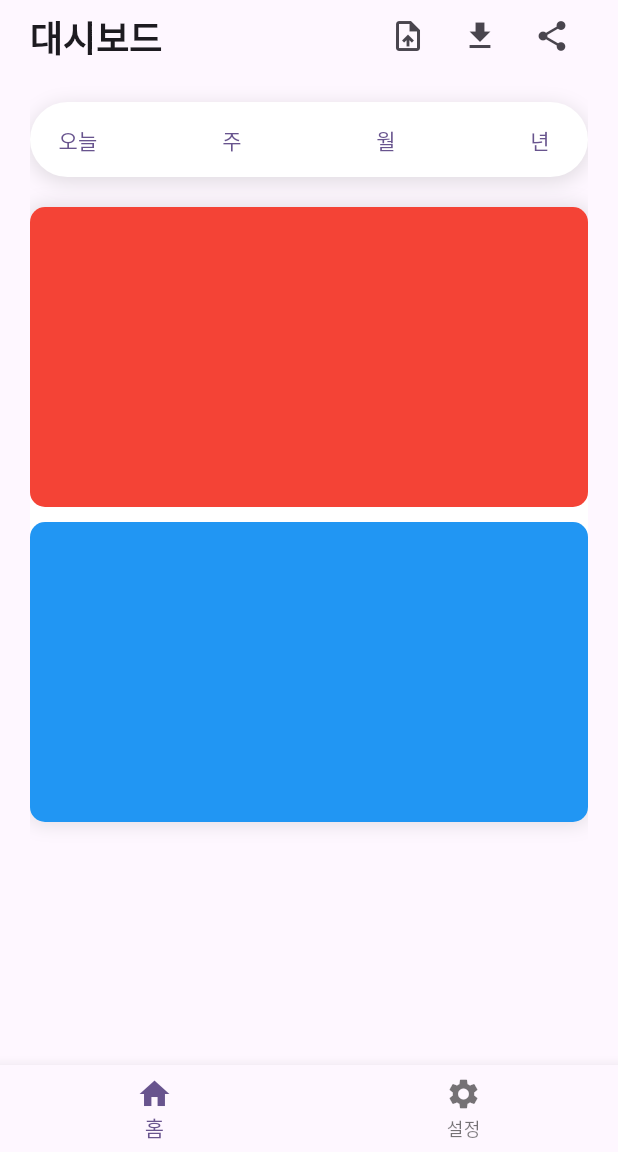
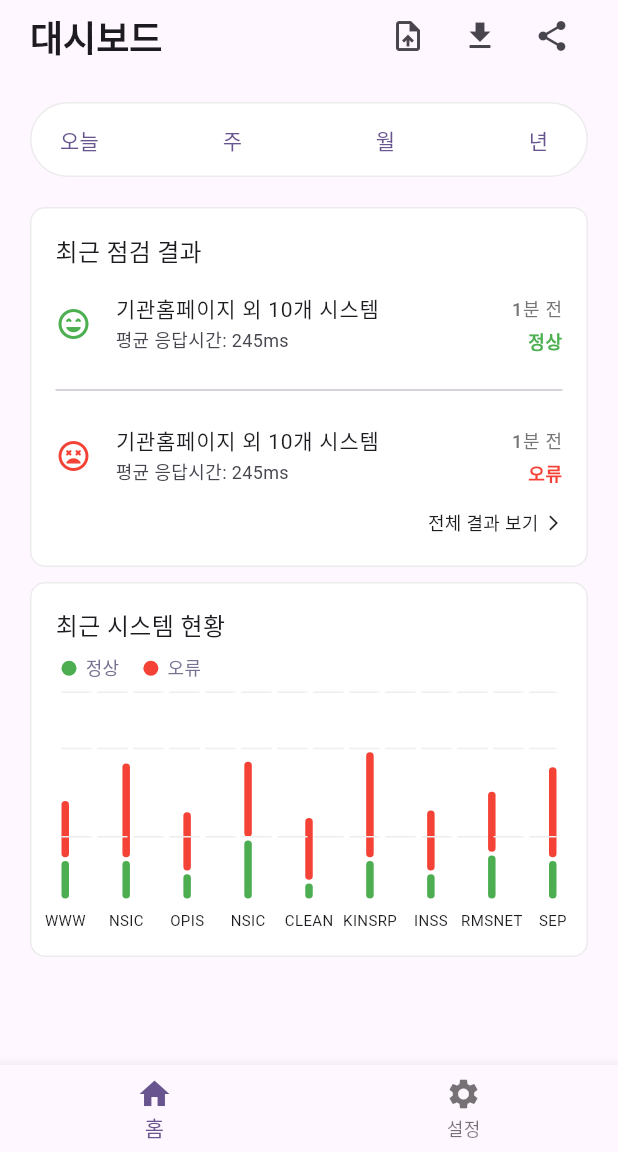
Before and after one commit to J1NWAN/url_check, a Flutter app: the screen it shows after launch, on a phone screen of 412 x 824 dp, the part 84-1236 px from its top. Run offline on Flutter 3.47's test engine with Material 3 defaults, Android fonts, the phone set to English and light mode, and no system bars; drawn by our look-alikes of fl_chart; our stand-ins replace dropdown_button2, flutter_riverpod, riverpod_annotation; generated files the repository leaves out were written again.

Commit message:
style: 홈 대시보드 위젯 디자인 수정
- 최근 점검 결과 위젯 추가
- 최근 시스템 현황 위젯 추가

```diff
--- a/lib/features/home/view/dashboard_screen.dart
+++ b/lib/features/home/view/dashboard_screen.dart
@@ -1,4 +1,6 @@
 import 'package:flutter/material.dart';
+import 'package:flutter/widgets.dart';
+import 'package:url_check/features/home/widget/chart_widget.dart';
 
 class DashboardScreen extends StatelessWidget {
   const DashboardScreen({super.key});
@@ -28,15 +30,8 @@ class DashboardScreen extends StatelessWidget {
                 height: 50,
                 decoration: BoxDecoration(
                   borderRadius: BorderRadius.circular(30),
+                  border: Border.all(color: Colors.grey.withOpacity(0.2)),
                   color: Colors.white,
-                  boxShadow: [
-                    BoxShadow(
-                      color: Colors.grey.withOpacity(0.3),
-                      spreadRadius: 1,
-                      blurRadius: 10,
-                      offset: const Offset(0, 3),
-                    ),
-                  ],
                 ),
                 child: Row(
                   mainAxisAlignment: MainAxisAlignment.spaceBetween,
@@ -52,44 +47,139 @@ class DashboardScreen extends StatelessWidget {
           ],
         ),
         const SizedBox(height: 20),
+        Column(
+          children: [
             Container(
-          constraints: const BoxConstraints(
-            minHeight: 300,
-          ),
+              width: double.infinity,
+              height: 240,
               decoration: BoxDecoration(
                 borderRadius: BorderRadius.circular(10),
+                border: Border.all(color: Colors.grey.withOpacity(0.2)),
                 color: Colors.white,
-            boxShadow: [
-              BoxShadow(
-                color: Colors.grey.withOpacity(0.3),
-                spreadRadius: 1,
-                blurRadius: 10,
+              ),
+              child: Padding(
+                padding: const EdgeInsets.all(16.0),
+                child: Column(
+                  children: [
+                    Row(
+                      children: [
+                        Text('최근 점검 결과', style: Theme.of(context).textTheme.titleMedium),
+                      ],
+                    ),
+                    ListView.separated(
+                      shrinkWrap: true,
+                      physics: const NeverScrollableScrollPhysics(),
+                      itemCount: 2, // 최근 5개 결과만 표시
+                      separatorBuilder: (context, index) => const Divider(),
+
+                      itemBuilder: (context, index) {
+                        return GestureDetector(
+                          onTap: () {
+                            print('tapped');
+                          },
+                          child: ListTile(
+                            contentPadding: EdgeInsets.zero,
+                            leading: Icon(
+                              index % 2 == 0 ? Icons.sentiment_very_satisfied_rounded : Icons.sentiment_very_dissatisfied_rounded,
+                              color: index % 2 == 0 ? Colors.green : Colors.red,
+                            ),
+                            title: const Text('기관홈페이지 외 10개 시스템', style: TextStyle(fontSize: 14)),
+                            subtitle: const Text('평균 응답시간: 245ms', style: TextStyle(fontSize: 12)),
+                            trailing: Column(
+                              mainAxisAlignment: MainAxisAlignment.center,
+                              crossAxisAlignment: CrossAxisAlignment.end,
+                              children: [
+                                Text(
+                                  '1분 전',
+                                  style: TextStyle(
+                                    color: Colors.grey[600],
+                                    fontSize: 12,
+                                  ),
+                                ),
+                                const SizedBox(height: 4),
+                                Text(
+                                  index % 2 == 0 ? '정상' : '오류',
+                                  style: TextStyle(
+                                    color: index % 2 == 0 ? Colors.green : Colors.red,
+                                    fontWeight: FontWeight.bold,
+                                    fontSize: 12,
+                                  ),
                                 ),
                               ],
                             ),
-          child: Column(
+                          ),
+                        );
+                      },
+                    ),
+                    Padding(
+                      padding: EdgeInsets.zero,
+                      child: Row(
+                        mainAxisAlignment: MainAxisAlignment.end,
                         children: [
-              Container(
-                width: double.infinity,
-                height: 200,
-                decoration: BoxDecoration(
-                  borderRadius: BorderRadius.circular(10),
-                  color: Colors.red,
+                          Text('전체 결과 보기', style: Theme.of(context).textTheme.bodySmall),
+                          const SizedBox(width: 4),
+                          const Icon(Icons.arrow_forward_ios, size: 12),
+                        ],
+                      ),
+                    ),
+                  ],
+                ),
               ),
             ),
             const SizedBox(height: 10),
             Container(
               width: double.infinity,
-                height: 200,
+              height: 250,
               decoration: BoxDecoration(
                 borderRadius: BorderRadius.circular(10),
-                  color: Colors.blue,
+                border: Border.all(color: Colors.grey.withOpacity(0.2)),
+                color: Colors.white,
+              ),
+              child: const BarChartSample6(),
+            ),
+          ],
+        ),
+      ],
+    );
+  }
+
+  // 통계 카드 위젯
+  Widget _buildStatCard({
+    required String title,
+    required String value,
+    required IconData icon,
+  }) {
+    return Expanded(
+      child: Container(
+        padding: const EdgeInsets.all(16),
+        decoration: BoxDecoration(
+          color: Colors.white.withOpacity(0.1),
+          borderRadius: BorderRadius.circular(10),
+        ),
+        child: Column(
+          crossAxisAlignment: CrossAxisAlignment.start,
+          children: [
+            Icon(icon, color: Colors.white, size: 20),
+            const SizedBox(height: 8),
+            Text(
+              title,
+              style: const TextStyle(
+                color: Colors.white70,
+                fontSize: 12,
+              ),
+            ),
+            const SizedBox(height: 4),
+            Text(
+              value,
+              style: const TextStyle(
+                color: Colors.white,
+                fontSize: 20,
+                fontWeight: FontWeight.bold,
               ),
             ),
           ],
         ),
-        )
-      ],
+      ),
     );
   }
 }
--- /dev/null
+++ b/lib/features/setting/view/setting_screen.dart
@@ -0,0 +1,14 @@
+import 'package:flutter/material.dart';
+
+class SettingScreen extends StatelessWidget {
+  const SettingScreen({super.key});
+
+  @override
+  Widget build(BuildContext context) {
+    return Scaffold(
+      appBar: AppBar(
+        title: const Text('설정'),
+      ),
+    );
+  }
+}
```
Lines whose indentation alone changed are shown as unchanged.
